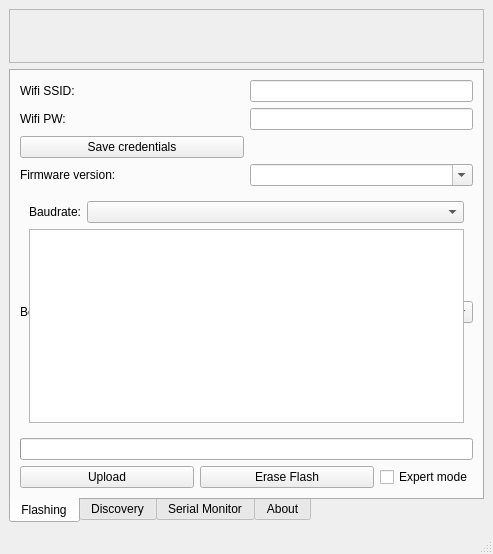
Qt form gui/mainwindow.ui (pjgueno/customFlasher) before a commit.
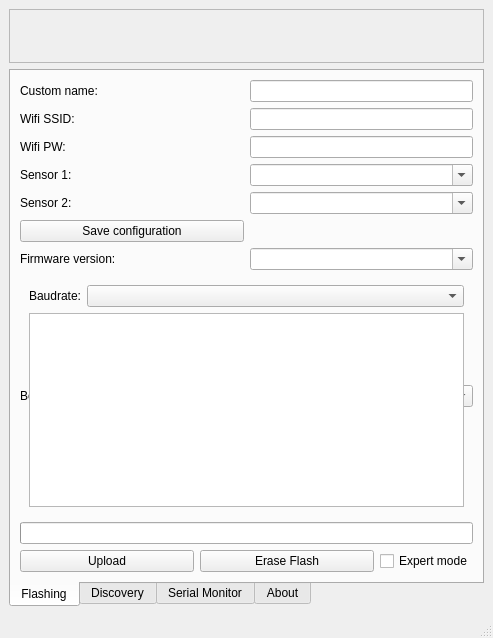
The same form after that commit. Icons and pictures are not drawn.

Commit message: Whole configuration

```diff
--- a/gui/mainwindow.ui
+++ b/gui/mainwindow.ui
@@ -7,7 +7,7 @@
     <x>0</x>
     <y>0</y>
     <width>493</width>
-    <height>466</height>
+    <height>600</height>
    </rect>
   </property>
   <property name="sizePolicy">
@@ -155,7 +155,7 @@
 
 
         <item row="0" column="1">
-         <widget class="QLineEdit" name="wifiSSID">
+         <widget class="QLineEdit" name="customName">
           <property name="sizePolicy">
            <sizepolicy hsizetype="MinimumExpanding" vsizetype="Fixed">
             <horstretch>0</horstretch>
@@ -167,6 +167,25 @@
         <item row="0" column="0">
          <widget class="QLabel" name="label">
           <property name="text">
+           <string>Custom name:</string>
+          </property>
+         </widget>
+        </item>
+
+
+        <item row="1" column="1">
+         <widget class="QLineEdit" name="wifiSSID">
+          <property name="sizePolicy">
+           <sizepolicy hsizetype="MinimumExpanding" vsizetype="Fixed">
+            <horstretch>0</horstretch>
+            <verstretch>0</verstretch>
+           </sizepolicy>
+          </property>
+         </widget>
+        </item>
+        <item row="1" column="0">
+         <widget class="QLabel" name="label">
+          <property name="text">
            <string>Wifi SSID:</string>
           </property>
          </widget>
@@ -192,7 +211,49 @@
          </widget>
         </item>
 
+        <item row="3" column="0">
+         <widget class="QLabel" name="label">
+          <property name="text">
+           <string>Sensor 1:</string>
+          </property>
+         </widget>
+        </item>
+        <item row="3" column="1">
+         <widget class="QComboBox" name="sensor1Box">
+          <property name="sizePolicy">
+           <sizepolicy hsizetype="MinimumExpanding" vsizetype="Fixed">
+            <horstretch>0</horstretch>
+            <verstretch>0</verstretch>
+           </sizepolicy>
+          </property>
+          <property name="editable">
+           <bool>true</bool>
+          </property>
+         </widget>
+        </item>
+
         <item row="4" column="0">
+         <widget class="QLabel" name="label">
+          <property name="text">
+           <string>Sensor 2:</string>
+          </property>
+         </widget>
+        </item>
+        <item row="4" column="1">
+         <widget class="QComboBox" name="sensor2Box">
+          <property name="sizePolicy">
+           <sizepolicy hsizetype="MinimumExpanding" vsizetype="Fixed">
+            <horstretch>0</horstretch>
+            <verstretch>0</verstretch>
+           </sizepolicy>
+          </property>
+          <property name="editable">
+           <bool>true</bool>
+          </property>
+         </widget>
+        </item>
+
+        <item row="5" column="0">
          <widget class="QPushButton" name="wifiButton">
           <property name="sizePolicy">
            <sizepolicy hsizetype="MinimumExpanding" vsizetype="Fixed">
@@ -201,12 +262,11 @@
            </sizepolicy>
           </property>
            <property name="text">
-             <string>Save credentials</string>
+             <string>Save configuration</string>
             </property>
          </widget>
         </item>
 
-
         <item row="7" column="1">
          <widget class="QComboBox" name="boardBox">
           <property name="sizePolicy">
@@ -225,12 +285,6 @@
          </widget>
         </item>
 
-
-
-
-
-
-
         <item row="7" column="0" colspan="2">
          <widget class="QWidget" name="expertForm" native="true">
           <property name="sizePolicy">
```
Left out of the diff: 4 changed lines with no effect on the pictures. The commit also changes 1 other file.
